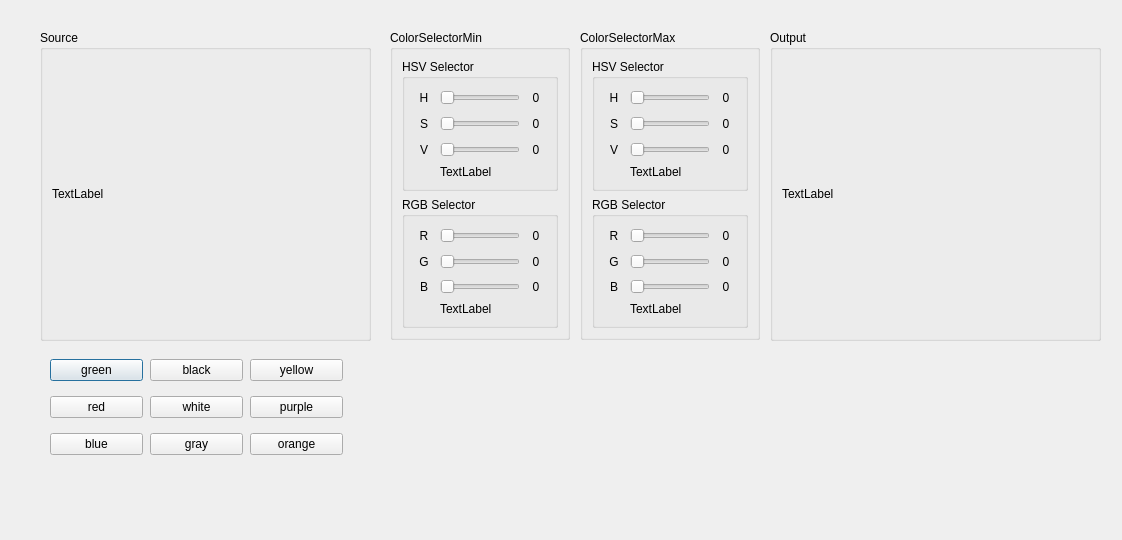
The window that colorselectordlg.ui (arturkwiek/ColorAreaSelector) describes before a commit, drawn with Qt 5.
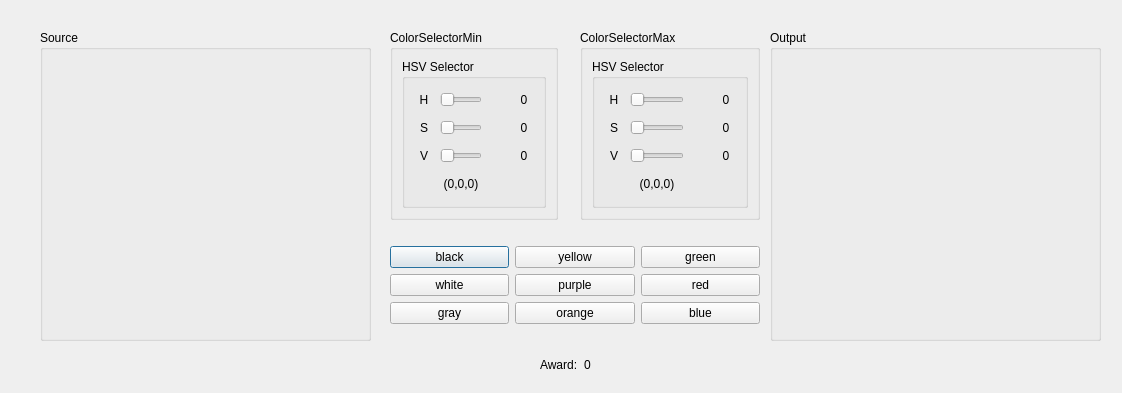
The same window after the commit.

Diff of the .ui file:
```diff
--- a/colorselectordlg.ui
+++ b/colorselectordlg.ui
@@ -7,11 +7,11 @@
     <x>0</x>
     <y>0</y>
     <width>1122</width>
-    <height>540</height>
+    <height>393</height>
    </rect>
   </property>
   <property name="windowTitle">
-   <string>ColorSelectorDlg</string>
+   <string>EVAA Color Selector</string>
   </property>
   <widget class="QGroupBox" name="gbSource">
    <property name="geometry">
@@ -29,7 +29,7 @@
     <item row="0" column="0">
      <widget class="QLabel" name="lblSource">
       <property name="text">
-       <string>TextLabel</string>
+       <string/>
       </property>
      </widget>
     </item>
@@ -51,7 +51,7 @@
     <item row="0" column="0">
      <widget class="QLabel" name="lblCannyObj">
       <property name="text">
-       <string>TextLabel</string>
+       <string/>
       </property>
      </widget>
     </item>
@@ -62,31 +62,21 @@
     <rect>
      <x>390</x>
      <y>30</y>
-     <width>180</width>
-     <height>310</height>
+     <width>168</width>
+     <height>190</height>
     </rect>
    </property>
    <property name="title">
     <string>ColorSelectorMin</string>
    </property>
-   <layout class="QVBoxLayout" name="verticalLayout">
-    <item>
+   <layout class="QGridLayout" name="gridLayout_7">
+    <item row="0" column="0">
      <widget class="QGroupBox" name="gbHSVSelector">
       <property name="title">
        <string>HSV Selector</string>
       </property>
       <layout class="QGridLayout" name="gridLayout_3">
-       <item row="2" column="1">
-        <widget class="QSlider" name="hsHSVVMin">
-         <property name="maximum">
-          <number>255</number>
-         </property>
-         <property name="orientation">
-          <enum>Qt::Horizontal</enum>
-         </property>
-        </widget>
-       </item>
-       <item row="0" column="3">
+       <item row="0" column="5">
         <widget class="QLabel" name="lblHSV_HVMin">
          <property name="minimumSize">
           <size>
@@ -111,57 +101,7 @@
          </property>
         </widget>
        </item>
-       <item row="2" column="0">
-        <widget class="QLabel" name="lblHSV_VMin">
-         <property name="minimumSize">
-          <size>
-           <width>20</width>
-           <height>20</height>
-          </size>
-         </property>
-         <property name="maximumSize">
-          <size>
-           <width>20</width>
-           <height>20</height>
-          </size>
-         </property>
-         <property name="text">
-          <string>V</string>
-         </property>
-         <property name="textFormat">
-          <enum>Qt::AutoText</enum>
-         </property>
-         <property name="alignment">
-          <set>Qt::AlignCenter</set>
-         </property>
-        </widget>
-       </item>
-       <item row="1" column="0">
-        <widget class="QLabel" name="lblHSV_SMin">
-         <property name="minimumSize">
-          <size>
-           <width>20</width>
-           <height>20</height>
-          </size>
-         </property>
-         <property name="maximumSize">
-          <size>
-           <width>20</width>
-           <height>20</height>
-          </size>
-         </property>
-         <property name="text">
-          <string>S</string>
-         </property>
-         <property name="textFormat">
-          <enum>Qt::AutoText</enum>
-         </property>
-         <property name="alignment">
-          <set>Qt::AlignCenter</set>
-         </property>
-        </widget>
-       </item>
-       <item row="1" column="1">
+       <item row="1" column="3">
         <widget class="QSlider" name="hsHSVSMin">
          <property name="maximum">
           <number>255</number>
@@ -171,7 +111,87 @@
          </property>
         </widget>
        </item>
-       <item row="1" column="3">
+       <item row="3" column="3">
+        <widget class="QLabel" name="lblHSVMinV">
+         <property name="text">
+          <string>(0,0,0)</string>
+         </property>
+         <property name="alignment">
+          <set>Qt::AlignCenter</set>
+         </property>
+        </widget>
+       </item>
+       <item row="2" column="3">
+        <widget class="QSlider" name="hsHSVVMin">
+         <property name="maximum">
+          <number>255</number>
+         </property>
+         <property name="orientation">
+          <enum>Qt::Horizontal</enum>
+         </property>
+        </widget>
+       </item>
+       <item row="0" column="3">
+        <widget class="QSlider" name="hsHSVHMin">
+         <property name="maximum">
+          <number>359</number>
+         </property>
+         <property name="orientation">
+          <enum>Qt::Horizontal</enum>
+         </property>
+        </widget>
+       </item>
+       <item row="0" column="2">
+        <widget class="QLabel" name="lblHSV_HMin">
+         <property name="minimumSize">
+          <size>
+           <width>20</width>
+           <height>20</height>
+          </size>
+         </property>
+         <property name="maximumSize">
+          <size>
+           <width>20</width>
+           <height>20</height>
+          </size>
+         </property>
+         <property name="text">
+          <string>H</string>
+         </property>
+         <property name="textFormat">
+          <enum>Qt::AutoText</enum>
+         </property>
+         <property name="alignment">
+          <set>Qt::AlignCenter</set>
+         </property>
+        </widget>
+       </item>
+       <item row="2" column="2">
+        <widget class="QLabel" name="lblHSV_VMin">
+         <property name="minimumSize">
+          <size>
+           <width>20</width>
+           <height>20</height>
+          </size>
+         </property>
+         <property name="maximumSize">
+          <size>
+           <width>20</width>
+           <height>20</height>
+          </size>
+         </property>
+         <property name="text">
+          <string>V</string>
+         </property>
+         <property name="textFormat">
+          <enum>Qt::AutoText</enum>
+         </property>
+         <property name="alignment">
+          <set>Qt::AlignCenter</set>
+         </property>
+        </widget>
+       </item>
+       <item row="1" column="5">
         <widget class="QLabel" name="lblHSV_SVMin">
          <property name="minimumSize">
           <size>
@@ -196,7 +216,32 @@
          </property>
         </widget>
        </item>
-       <item row="2" column="3">
+       <item row="1" column="2">
+        <widget class="QLabel" name="lblHSV_SMin">
+         <property name="minimumSize">
+          <size>
+           <width>20</width>
+           <height>20</height>
+          </size>
+         </property>
+         <property name="maximumSize">
+          <size>
+           <width>20</width>
+           <height>20</height>
+          </size>
+         </property>
+         <property name="text">
+          <string>S</string>
+         </property>
+         <property name="textFormat">
+          <enum>Qt::AutoText</enum>
+         </property>
+         <property name="alignment">
+          <set>Qt::AlignCenter</set>
+         </property>
+        </widget>
+       </item>
+       <item row="2" column="5">
         <widget class="QLabel" name="lblHSV_VVMin">
          <property name="minimumSize">
           <size>
@@ -221,15 +266,8 @@
          </property>
         </widget>
        </item>
-       <item row="3" column="1">
-        <widget class="QLabel" name="lblHSVMin">
-         <property name="text">
-          <string>TextLabel</string>
-         </property>
-        </widget>
-       </item>
-       <item row="0" column="0">
-        <widget class="QLabel" name="lblHSV_HMin">
+       <item row="3" column="4">
+        <widget class="QLabel" name="lblHSVMinColor">
          <property name="minimumSize">
           <size>
            <width>20</width>
@@ -243,219 +281,7 @@
           </size>
          </property>
          <property name="text">
-          <string>H</string>
-         </property>
-         <property name="textFormat">
-          <enum>Qt::AutoText</enum>
-         </property>
-         <property name="alignment">
-          <set>Qt::AlignCenter</set>
-         </property>
-        </widget>
-       </item>
-       <item row="0" column="1">
-        <widget class="QSlider" name="hsHSVHMin">
-         <property name="maximum">
-          <number>359</number>
-         </property>
-         <property name="orientation">
-          <enum>Qt::Horizontal</enum>
-         </property>
-        </widget>
-       </item>
-      </layout>
-     </widget>
-    </item>
-    <item>
-     <widget class="QGroupBox" name="gbRGBSelector">
-      <property name="title">
-       <string>RGB Selector</string>
-      </property>
-      <layout class="QGridLayout" name="gridLayout_4">
-       <item row="0" column="2">
-        <widget class="QLabel" name="lblRGB_RVMin">
-         <property name="minimumSize">
-          <size>
-           <width>20</width>
-           <height>20</height>
-          </size>
-         </property>
-         <property name="maximumSize">
-          <size>
-           <width>20</width>
-           <height>20</height>
-          </size>
-         </property>
-         <property name="text">
-          <string>0</string>
-         </property>
-         <property name="textFormat">
-          <enum>Qt::AutoText</enum>
-         </property>
-         <property name="alignment">
-          <set>Qt::AlignCenter</set>
-         </property>
-        </widget>
-       </item>
-       <item row="1" column="2">
-        <widget class="QLabel" name="lblRGB_GVMin">
-         <property name="minimumSize">
-          <size>
-           <width>20</width>
-           <height>20</height>
-          </size>
-         </property>
-         <property name="maximumSize">
-          <size>
-           <width>20</width>
-           <height>20</height>
-          </size>
-         </property>
-         <property name="text">
-          <string>0</string>
-         </property>
-         <property name="textFormat">
-          <enum>Qt::AutoText</enum>
-         </property>
-         <property name="alignment">
-          <set>Qt::AlignCenter</set>
-         </property>
-        </widget>
-       </item>
-       <item row="2" column="1">
-        <widget class="QSlider" name="hsRGBBMin">
-         <property name="maximum">
-          <number>255</number>
-         </property>
-         <property name="orientation">
-          <enum>Qt::Horizontal</enum>
-         </property>
-        </widget>
-       </item>
-       <item row="0" column="0">
-        <widget class="QLabel" name="lblRGB_RMin">
-         <property name="minimumSize">
-          <size>
-           <width>20</width>
-           <height>20</height>
-          </size>
-         </property>
-         <property name="maximumSize">
-          <size>
-           <width>20</width>
-           <height>20</height>
-          </size>
-         </property>
-         <property name="text">
-          <string>R</string>
-         </property>
-         <property name="textFormat">
-          <enum>Qt::AutoText</enum>
-         </property>
-         <property name="alignment">
-          <set>Qt::AlignCenter</set>
-         </property>
-        </widget>
-       </item>
-       <item row="0" column="1">
-        <widget class="QSlider" name="hsRGBRMin">
-         <property name="maximum">
-          <number>255</number>
-         </property>
-         <property name="orientation">
-          <enum>Qt::Horizontal</enum>
-         </property>
-        </widget>
-       </item>
-       <item row="2" column="2">
-        <widget class="QLabel" name="lblRGB_BVMin">
-         <property name="minimumSize">
-          <size>
-           <width>20</width>
-           <height>20</height>
-          </size>
-         </property>
-         <property name="maximumSize">
-          <size>
-           <width>20</width>
-           <height>20</height>
-          </size>
-         </property>
-         <property name="text">
-          <string>0</string>
-         </property>
-         <property name="textFormat">
-          <enum>Qt::AutoText</enum>
-         </property>
-         <property name="alignment">
-          <set>Qt::AlignCenter</set>
-         </property>
-        </widget>
-       </item>
-       <item row="1" column="0">
-        <widget class="QLabel" name="lblRGB_GMin">
-         <property name="minimumSize">
-          <size>
-           <width>20</width>
-           <height>20</height>
-          </size>
-         </property>
-         <property name="maximumSize">
-          <size>
-           <width>20</width>
-           <height>20</height>
-          </size>
-         </property>
-         <property name="text">
-          <string>G</string>
-         </property>
-         <property name="textFormat">
-          <enum>Qt::AutoText</enum>
-         </property>
-         <property name="alignment">
-          <set>Qt::AlignCenter</set>
-         </property>
-        </widget>
-       </item>
-       <item row="1" column="1">
-        <widget class="QSlider" name="hsRGBGMin">
-         <property name="maximum">
-          <number>255</number>
-         </property>
-         <property name="orientation">
-          <enum>Qt::Horizontal</enum>
-         </property>
-        </widget>
-       </item>
-       <item row="2" column="0">
-        <widget class="QLabel" name="lblRGB_BMin">
-         <property name="minimumSize">
-          <size>
-           <width>20</width>
-           <height>20</height>
-          </size>
-         </property>
-         <property name="maximumSize">
-          <size>
-           <width>20</width>
-           <height>20</height>
-          </size>
-         </property>
-         <property name="text">
-          <string>B</string>
-         </property>
-         <property name="textFormat">
-          <enum>Qt::AutoText</enum>
-         </property>
-         <property name="alignment">
-          <set>Qt::AlignCenter</set>
-         </property>
-        </widget>
-       </item>
-       <item row="3" column="1">
-        <widget class="QLabel" name="lblRGBMin">
-         <property name="text">
-          <string>TextLabel</string>
+          <string/>
          </property>
         </widget>
        </item>
@@ -470,7 +296,7 @@
      <x>580</x>
      <y>30</y>
      <width>180</width>
-     <height>310</height>
+     <height>190</height>
     </rect>
    </property>
    <property name="title">
@@ -483,16 +309,6 @@
        <string>HSV Selector</string>
       </property>
       <layout class="QGridLayout" name="gridLayout_5">
-       <item row="1" column="1">
-        <widget class="QSlider" name="hsHSVSMax">
-         <property name="maximum">
-          <number>255</number>
-         </property>
-         <property name="orientation">
-          <enum>Qt::Horizontal</enum>
-         </property>
-        </widget>
-       </item>
        <item row="1" column="3">
         <widget class="QLabel" name="lblHSV_SVMax">
          <property name="minimumSize">
@@ -518,35 +334,10 @@
          </property>
         </widget>
        </item>
-       <item row="2" column="1">
-        <widget class="QSlider" name="hsHSVVMax">
-         <property name="maximum">
-          <number>255</number>
-         </property>
-         <property name="orientation">
-          <enum>Qt::Horizontal</enum>
-         </property>
-        </widget>
-       </item>
-       <item row="2" column="0">
-        <widget class="QLabel" name="lblHSV_VMax">
-         <property name="minimumSize">
-          <size>
-           <width>20</width>
-           <height>20</height>
-          </size>
-         </property>
-         <property name="maximumSize">
-          <size>
-           <width>20</width>
-           <height>20</height>
-          </size>
-         </property>
+       <item row="3" column="1">
+        <widget class="QLabel" name="lblHSVMaxV">
          <property name="text">
-          <string>V</string>
-         </property>
-         <property name="textFormat">
-          <enum>Qt::AutoText</enum>
+          <string>(0,0,0)</string>
          </property>
          <property name="alignment">
           <set>Qt::AlignCenter</set>
@@ -613,28 +404,13 @@
          </property>
         </widget>
        </item>
-       <item row="0" column="3">
-        <widget class="QLabel" name="lblHSV_HVMax">
-         <property name="minimumSize">
-          <size>
-           <width>20</width>
-           <height>20</height>
-          </size>
+       <item row="1" column="1">
+        <widget class="QSlider" name="hsHSVSMax">
+         <property name="maximum">
+          <number>255</number>
          </property>
-         <property name="maximumSize">
-          <size>
-           <width>20</width>
-           <height>20</height>
-          </size>
-         </property>
-         <property name="text">
-          <string>0</string>
-         </property>
-         <property name="textFormat">
-          <enum>Qt::AutoText</enum>
-         </property>
-         <property name="alignment">
-          <set>Qt::AlignCenter</set>
+         <property name="orientation">
+          <enum>Qt::Horizontal</enum>
          </property>
         </widget>
        </item>
@@ -663,119 +439,8 @@
          </property>
         </widget>
        </item>
-       <item row="3" column="1">
-        <widget class="QLabel" name="lblHSVMax">
-         <property name="text">
-          <string>TextLabel</string>
-         </property>
-        </widget>
-       </item>
-      </layout>
-     </widget>
-    </item>
-    <item>
-     <widget class="QGroupBox" name="gbRGBSelector_2">
-      <property name="title">
-       <string>RGB Selector</string>
-      </property>
-      <layout class="QGridLayout" name="gridLayout_6">
-       <item row="0" column="2">
-        <widget class="QSlider" name="hsRGBRMax">
-         <property name="maximum">
-          <number>255</number>
-         </property>
-         <property name="orientation">
-          <enum>Qt::Horizontal</enum>
-         </property>
-        </widget>
-       </item>
-       <item row="1" column="2">
-        <widget class="QSlider" name="hsRGBGMax">
-         <property name="maximum">
-          <number>255</number>
-         </property>
-         <property name="orientation">
-          <enum>Qt::Horizontal</enum>
-         </property>
-        </widget>
-       </item>
-       <item row="1" column="3">
-        <widget class="QLabel" name="lblRGB_GVMax">
-         <property name="minimumSize">
-          <size>
-           <width>20</width>
-           <height>20</height>
-          </size>
-         </property>
-         <property name="maximumSize">
-          <size>
-           <width>20</width>
-           <height>20</height>
-          </size>
-         </property>
-         <property name="text">
-          <string>0</string>
-         </property>
-         <property name="textFormat">
-          <enum>Qt::AutoText</enum>
-         </property>
-         <property name="alignment">
-          <set>Qt::AlignCenter</set>
-         </property>
-        </widget>
-       </item>
-       <item row="0" column="0">
-        <widget class="QLabel" name="lblRGB_RMax">
-         <property name="minimumSize">
-          <size>
-           <width>20</width>
-           <height>20</height>
-          </size>
-         </property>
-         <property name="maximumSize">
-          <size>
-           <width>20</width>
-           <height>20</height>
-          </size>
-         </property>
-         <property name="text">
-          <string>R</string>
-         </property>
-         <property name="textFormat">
-          <enum>Qt::AutoText</enum>
-         </property>
-         <property name="alignment">
-          <set>Qt::AlignCenter</set>
-         </property>
-        </widget>
-       </item>
-       <item row="2" column="3">
-        <widget class="QLabel" name="lblRGB_BVMax">
-         <property name="minimumSize">
-          <size>
-           <width>20</width>
-           <height>20</height>
-          </size>
-         </property>
-         <property name="maximumSize">
-          <size>
-           <width>20</width>
-           <height>20</height>
-          </size>
-         </property>
-         <property name="text">
-          <string>0</string>
-         </property>
-         <property name="textFormat">
-          <enum>Qt::AutoText</enum>
-         </property>
-         <property name="alignment">
-          <set>Qt::AlignCenter</set>
-         </property>
-        </widget>
-       </item>
        <item row="0" column="3">
-        <widget class="QLabel" name="lblRGB_RVMax">
+        <widget class="QLabel" name="lblHSV_HVMax">
          <property name="minimumSize">
           <size>
            <width>20</width>
@@ -799,8 +464,18 @@
          </property>
         </widget>
        </item>
+       <item row="2" column="1">
+        <widget class="QSlider" name="hsHSVVMax">
+         <property name="maximum">
+          <number>255</number>
+         </property>
+         <property name="orientation">
+          <enum>Qt::Horizontal</enum>
+         </property>
+        </widget>
+       </item>
        <item row="2" column="0">
-        <widget class="QLabel" name="lblRGB_BMax">
+        <widget class="QLabel" name="lblHSV_VMax">
          <property name="minimumSize">
           <size>
            <width>20</width>
@@ -814,7 +489,7 @@
           </size>
          </property>
          <property name="text">
-          <string>B</string>
+          <string>V</string>
          </property>
          <property name="textFormat">
           <enum>Qt::AutoText</enum>
@@ -824,45 +499,22 @@
          </property>
         </widget>
        </item>
-       <item row="1" column="0">
-        <widget class="QLabel" name="lblRGB_GMax">
-         <property name="minimumSize">
-          <size>
-           <width>20</width>
-           <height>20</height>
-          </size>
-         </property>
-         <property name="maximumSize">
-          <size>
-           <width>20</width>
-           <height>20</height>
-          </size>
-         </property>
-         <property name="text">
-          <string>G</string>
-         </property>
-         <property name="textFormat">
-          <enum>Qt::AutoText</enum>
-         </property>
-         <property name="alignment">
-          <set>Qt::AlignCenter</set>
-         </property>
-        </widget>
-       </item>
-       <item row="2" column="2">
-        <widget class="QSlider" name="hsRGBBMax">
-         <property name="maximum">
-          <number>255</number>
-         </property>
-         <property name="orientation">
-          <enum>Qt::Horizontal</enum>
-         </property>
-        </widget>
-       </item>
        <item row="3" column="2">
-        <widget class="QLabel" name="lblRGBMax">
+        <widget class="QLabel" name="lblHSVMaxColor">
+         <property name="minimumSize">
+          <size>
+           <width>20</width>
+           <height>20</height>
+          </size>
+         </property>
+         <property name="maximumSize">
+          <size>
+           <width>20</width>
+           <height>20</height>
+          </size>
+         </property>
          <property name="text">
-          <string>TextLabel</string>
+          <string/>
          </property>
         </widget>
        </item>
@@ -871,102 +523,116 @@
     </item>
    </layout>
   </widget>
-  <widget class="QWidget" name="layoutWidget">
+  <widget class="QWidget" name="">
    <property name="geometry">
     <rect>
-     <x>50</x>
+     <x>540</x>
      <y>350</y>
-     <width>93</width>
-     <height>116</height>
+     <width>81</width>
+     <height>29</height>
     </rect>
    </property>
-   <layout class="QVBoxLayout" name="verticalLayout_3">
+   <layout class="QHBoxLayout" name="horizontalLayout">
     <item>
-     <widget class="QPushButton" name="btnGreen">
+     <widget class="QLabel" name="lblArea">
       <property name="text">
-       <string>green</string>
+       <string>Award:</string>
       </property>
      </widget>
     </item>
     <item>
-     <widget class="QPushButton" name="btnRed">
+     <widget class="QLabel" name="lblAreaValue">
       <property name="text">
-       <string>red</string>
+       <string>0</string>
       </property>
      </widget>
     </item>
-    <item>
-     <widget class="QPushButton" name="btnBlue">
-      <property name="text">
-       <string>blue</string>
-      </property>
-     </widget>
-    </item>
    </layout>
   </widget>
-  <widget class="QWidget" name="layoutWidget_2">
+  <widget class="QWidget" name="">
    <property name="geometry">
     <rect>
-     <x>150</x>
-     <y>350</y>
-     <width>93</width>
-     <height>116</height>
+     <x>390</x>
+     <y>230</y>
+     <width>370</width>
+     <height>110</height>
     </rect>
    </property>
-   <layout class="QVBoxLayout" name="verticalLayout_4">
-    <item>
-     <widget class="QPushButton" name="btnBlack">
-      <property name="text">
-       <string>black</string>
-      </property>
-     </widget>
+   <layout class="QGridLayout" name="gridLayout_4">
+    <item row="0" column="0">
+     <layout class="QVBoxLayout" name="verticalLayout_4">
+      <item>
+       <widget class="QPushButton" name="btnBlack">
+        <property name="text">
+         <string>black</string>
+        </property>
+       </widget>
+      </item>
+      <item>
+       <widget class="QPushButton" name="btnWhite">
+        <property name="text">
+         <string>white</string>
+        </property>
+       </widget>
+      </item>
+      <item>
+       <widget class="QPushButton" name="btnGray">
+        <property name="text">
+         <string>gray</string>
+        </property>
+       </widget>
+      </item>
+     </layout>
     </item>
-    <item>
-     <widget class="QPushButton" name="btnWhite">
-      <property name="text">
-       <string>white</string>
-      </property>
-     </widget>
+    <item row="0" column="1">
+     <layout class="QVBoxLayout" name="verticalLayout_5">
+      <item>
+       <widget class="QPushButton" name="btnYellow">
+        <property name="text">
+         <string>yellow</string>
+        </property>
+       </widget>
+      </item>
+      <item>
+       <widget class="QPushButton" name="btnPurple">
+        <property name="text">
+         <string>purple</string>
+        </property>
+       </widget>
+      </item>
+      <item>
+       <widget class="QPushButton" name="btnOrange">
+        <property name="text">
+         <string>orange</string>
+        </property>
+       </widget>
+      </item>
+     </layout>
     </item>
-    <item>
-     <widget class="QPushButton" name="btnGray">
-      <property name="text">
-       <string>gray</string>
-      </property>
-     </widget>
-    </item>
-   </layout>
-  </widget>
-  <widget class="QWidget" name="layoutWidget_3">
-   <property name="geometry">
-    <rect>
-     <x>250</x>
-     <y>350</y>
-     <width>93</width>
-     <height>116</height>
-    </rect>
-   </property>
-   <layout class="QVBoxLayout" name="verticalLayout_5">
-    <item>
-     <widget class="QPushButton" name="btnYellow">
-      <property name="text">
-       <string>yellow</string>
-      </property>
-     </widget>
-    </item>
-    <item>
-     <widget class="QPushButton" name="btnPurple">
-      <property name="text">
-       <string>purple</string>
-      </property>
-     </widget>
-    </item>
-    <item>
-     <widget class="QPushButton" name="btnOrange">
-      <property name="text">
-       <string>orange</string>
-      </property>
-     </widget>
+    <item row="0" column="2">
+     <layout class="QVBoxLayout" name="verticalLayout_3">
+      <item>
+       <widget class="QPushButton" name="btnGreen">
+        <property name="text">
+         <string>green</string>
+        </property>
+       </widget>
+      </item>
+      <item>
+       <widget class="QPushButton" name="btnRed">
+        <property name="text">
+         <string>red</string>
+        </property>
+       </widget>
+      </item>
+      <item>
+       <widget class="QPushButton" name="btnBlue">
+        <property name="text">
+         <string>blue</string>
+        </property>
+       </widget>
+      </item>
+     </layout>
     </item>
    </layout>
   </widget>
```
